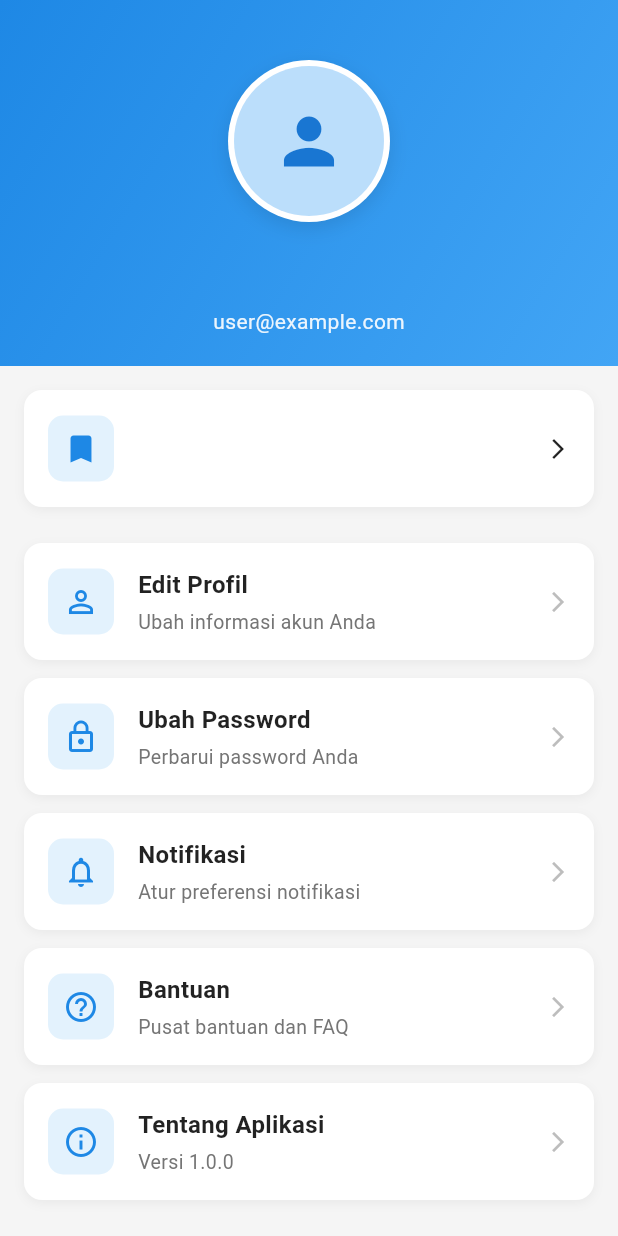
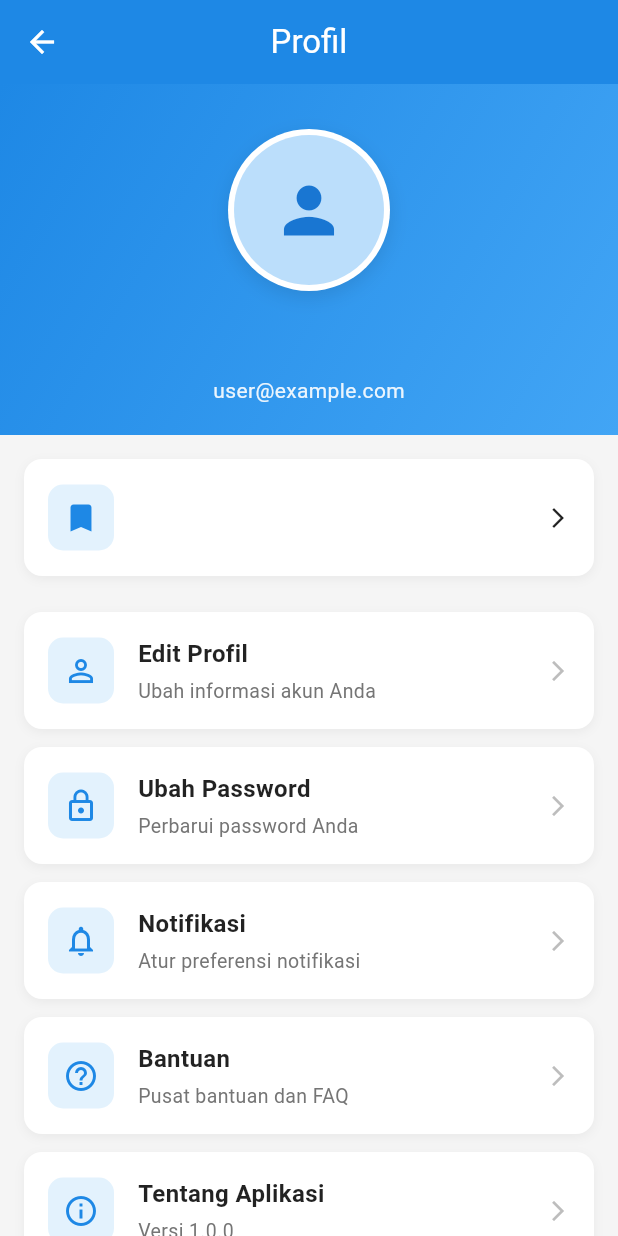
Before and after one commit to NurihsanFebrianto/SDG_4, a Flutter app: the ProfileScreen screen opened directly, on a phone screen of 412 x 824 dp. Run offline on Flutter 3.47's test engine with Material 3 defaults, Android fonts, the phone set to English and light mode, and no system bars; our stand-ins replace shared_preferences, sqflite; accounts and stored records are empty.

Commit message:
menambah tombol pada profil

```diff
--- a/lib/screens/profile_screen.dart
+++ b/lib/screens/profile_screen.dart
@@ -3,6 +3,7 @@ import 'package:flutter/material.dart';
 import 'package:provider/provider.dart';
 import '../providers/user_provider.dart';
 import 'login_screen.dart';
+import 'home_screen.dart';
 import 'detail_materi_screen.dart';
 
 class ProfileScreen extends StatelessWidget {
@@ -23,7 +24,7 @@ class ProfileScreen extends StatelessWidget {
         actions: [
           TextButton(
             onPressed: () => Navigator.pop(context, false),
-            child: Text('Batal', style: TextStyle(color: Colors.grey)),
+            child: const Text('Batal'),
           ),
           ElevatedButton(
             onPressed: () => Navigator.pop(context, true),
@@ -40,11 +41,23 @@ class ProfileScreen extends StatelessWidget {
     if (shouldLogout == true) {
       await AuthPreferens().logout();
       if (context.mounted) {
-        Navigator.pushReplacement(
+        Navigator.pushAndRemoveUntil(
           context,
           MaterialPageRoute(builder: (_) => const LoginScreen()),
+          (route) => false,
         );
       }
+    }
+  }
+
+  void handleBack(BuildContext context) {
+    if (Navigator.canPop(context)) {
+      Navigator.pop(context);
+    } else {
+      Navigator.pushReplacement(
+        context,
+        MaterialPageRoute(builder: (_) => const HomeScreen()),
+      );
     }
   }
 
@@ -53,12 +66,24 @@ class ProfileScreen extends StatelessWidget {
     final user = context.watch<UserProvider>().data;
 
     return Scaffold(
+      appBar: AppBar(
+        backgroundColor: Colors.blue[600],
+        title: const Text(
+          'Profil',
+          style: TextStyle(color: Colors.white),
+        ),
+        centerTitle: true,
+        leading: IconButton(
+          icon: const Icon(Icons.arrow_back, color: Colors.white),
+          onPressed: () => handleBack(context),
+        ),
+      ),
       backgroundColor: Colors.grey[100],
       body: SafeArea(
         child: SingleChildScrollView(
           child: Column(
             children: [
-              // 🟦 Header Profil
+              // 🧍 Header Profil
               Container(
                 width: double.infinity,
                 decoration: BoxDecoration(
@@ -68,11 +93,10 @@ class ProfileScreen extends StatelessWidget {
                     end: Alignment.bottomRight,
                   ),
                 ),
+                padding: const EdgeInsets.only(bottom: 20),
                 child: Column(
                   children: [
-                    const SizedBox(height: 40),
-
-                    // Avatar
+                    const SizedBox(height: 30),
                     Container(
                       padding: const EdgeInsets.all(4),
                       decoration: BoxDecoration(
@@ -96,9 +120,7 @@ class ProfileScreen extends StatelessWidget {
                         ),
                       ),
                     ),
-
                     const SizedBox(height: 16),
-
                     Text(
                       user?.nama ?? 'Nama Pengguna',
                       style: const TextStyle(
@@ -107,23 +129,19 @@ class ProfileScreen extends StatelessWidget {
                         color: Colors.white,
                       ),
                     ),
-
                     const SizedBox(height: 6),
-
                     Text(
-                      'user@example.com', // 👉 nanti bisa diganti dengan email asli
+                      'user@example.com',
                       style: TextStyle(
                         fontSize: 14,
                         color: Colors.white.withOpacity(0.9),
                       ),
                     ),
-
-                    const SizedBox(height: 20),
                   ],
                 ),
               ),
 
-              // 📚 Materi Terakhir
+              // 📘 Materi Terakhir
               if (user?.modulTerakhirId != null) ...[
                 Padding(
                   padding: const EdgeInsets.all(16),
@@ -209,7 +227,7 @@ class ProfileScreen extends StatelessWidget {
 
               const SizedBox(height: 8),
 
-              // 🧭 Menu
+              // 📋 Menu
               Padding(
                 padding: const EdgeInsets.symmetric(horizontal: 16),
                 child: Column(
```
